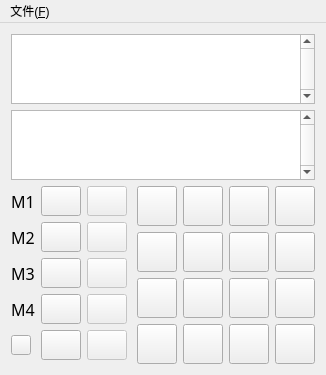
Liu233w/BigIntegerCalculator, file mainwindow.ui: the form before one commit.
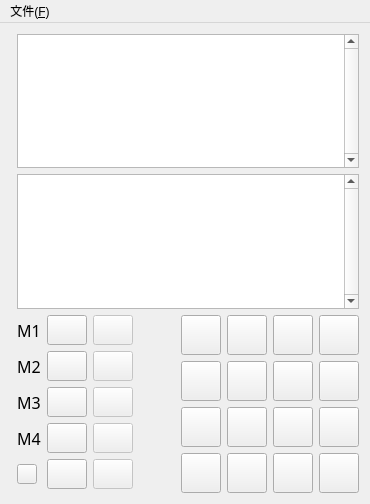
The form after the commit. Icons and pictures are not drawn.

Commit message: 调整窗口最大大小，可根据屏幕自动适应

The edit to the form file:
```diff
--- a/mainwindow.ui
+++ b/mainwindow.ui
@@ -9,8 +9,8 @@
    <rect>
     <x>0</x>
     <y>0</y>
-    <width>326</width>
-    <height>373</height>
+    <width>370</width>
+    <height>504</height>
    </rect>
   </property>
   <property name="maximumSize">
@@ -35,29 +35,9 @@
   </property>
   <widget class="QWidget" name="centralWidget">
    <layout class="QFormLayout" name="formLayout">
-    <item row="1" column="0" colspan="2">
-     <widget class="QTextBrowser" name="ThisOutput">
-      <property name="font">
-       <font>
-        <family>Adobe 黑体 Std R</family>
-        <pointsize>30</pointsize>
-       </font>
-      </property>
-      <property name="whatsThis">
-       <string>输入显示</string>
-      </property>
-      <property name="styleSheet">
-       <string notr="true">border-image: url(:/other/material/input.png);</string>
-      </property>
-      <property name="verticalScrollBarPolicy">
-       <enum>Qt::ScrollBarAlwaysOn</enum>
-      </property>
-      <property name="horizontalScrollBarPolicy">
-       <enum>Qt::ScrollBarAlwaysOff</enum>
-      </property>
-     </widget>
-    </item>
-    <item row="0" column="0" colspan="2">
+    <item row="1" column="1">
+     <layout class="QVBoxLayout" name="verticalLayout">
+      <item>
      <widget class="QTextBrowser" name="LastOutput">
       <property name="sizePolicy">
        <sizepolicy hsizetype="Expanding" vsizetype="Expanding">
@@ -85,7 +65,29 @@
       </property>
      </widget>
     </item>
-    <item row="2" column="0" colspan="2">
+      <item>
+       <widget class="QTextBrowser" name="ThisOutput">
+        <property name="font">
+         <font>
+          <family>Adobe 黑体 Std R</family>
+          <pointsize>30</pointsize>
+         </font>
+        </property>
+        <property name="whatsThis">
+         <string>输入显示</string>
+        </property>
+        <property name="styleSheet">
+         <string notr="true">border-image: url(:/other/material/input.png);</string>
+        </property>
+        <property name="verticalScrollBarPolicy">
+         <enum>Qt::ScrollBarAlwaysOn</enum>
+        </property>
+        <property name="horizontalScrollBarPolicy">
+         <enum>Qt::ScrollBarAlwaysOff</enum>
+        </property>
+       </widget>
+      </item>
+      <item>
      <layout class="QHBoxLayout" name="horizontalLayout">
       <item>
        <layout class="QGridLayout" name="gridLayout_2">
@@ -868,14 +870,16 @@
      </layout>
     </item>
    </layout>
+    </item>
+   </layout>
   </widget>
   <widget class="QMenuBar" name="menuBar">
    <property name="geometry">
     <rect>
      <x>0</x>
      <y>0</y>
-     <width>326</width>
-     <height>23</height>
+     <width>370</width>
+     <height>30</height>
     </rect>
    </property>
    <widget class="QMenu" name="menuF">
```
Lines whose indentation alone changed are shown as unchanged. The commit also changes 1 other file.
